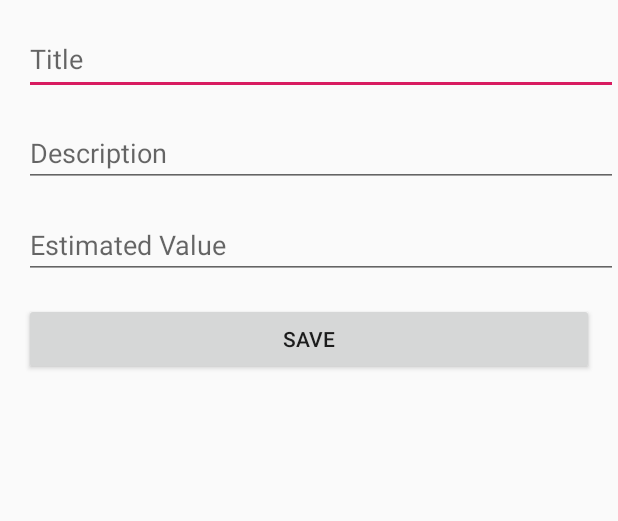
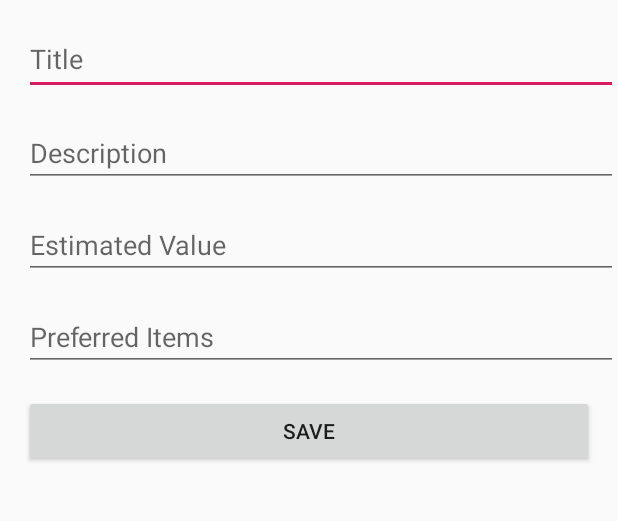
Before and after one commit to TedOnyango/BarterApp, an Android app: the screen it shows after launch (InsertActivity), on a phone screen of 412 x 824 dp, the part 270-791 px from its top. Run offline under Robolectric (Android 15) with nearby library versions, the phone set to English and light mode, and no system bars.

Commit message:
Improved the UI design

```diff
--- a/app/src/main/java/com/ted/barterapp/InsertActivity.java
+++ b/app/src/main/java/com/ted/barterapp/InsertActivity.java
@@ -12,6 +12,7 @@ public class InsertActivity extends AppCompatActivity {
     EditText itemTitle;
     EditText itemDescription;
     EditText itemValue;
+    EditText preferredItems;
     Button saveBtn;
 
 
@@ -24,6 +25,8 @@ public class InsertActivity extends AppCompatActivity {
         itemTitle = (EditText) findViewById(R.id.itemTitle);
         itemDescription = (EditText) findViewById(R.id.itemDescription);
         itemValue = (EditText) findViewById(R.id.itemValue);
+        preferredItems = (EditText) findViewById(R.id.preferredItems);
+
         saveBtn = (Button) findViewById(R.id.saveBtn);
 
     }
--- a/app/src/main/res/layout/activity_insert.xml
+++ b/app/src/main/res/layout/activity_insert.xml
@@ -54,16 +54,29 @@
         app:layout_constraintStart_toStartOf="parent"
         app:layout_constraintTop_toBottomOf="@+id/itemDescription" />
 
+    <EditText
+        android:id="@+id/preferredItems"
+        android:layout_width="0dp"
+        android:layout_height="wrap_content"
+        android:layout_marginStart="16dp"
+        android:layout_marginTop="16dp"
+        android:ems="10"
+        android:hint="@string/preferred_items"
+        app:layout_constraintEnd_toEndOf="parent"
+        app:layout_constraintStart_toStartOf="parent"
+        app:layout_constraintTop_toBottomOf="@+id/itemValue" />
+
     <Button
         android:id="@+id/saveBtn"
         android:layout_width="0dp"
         android:layout_height="wrap_content"
         android:layout_marginStart="@dimen/standard_margin"
-        android:layout_marginTop="@dimen/standard_margin"
+        android:layout_marginTop="16dp"
         android:layout_marginEnd="@dimen/standard_margin"
         android:text="@string/save"
         app:layout_constraintEnd_toEndOf="parent"
+        app:layout_constraintHorizontal_bias="1.0"
         app:layout_constraintStart_toStartOf="parent"
-        app:layout_constraintTop_toBottomOf="@+id/itemValue" />
+        app:layout_constraintTop_toBottomOf="@+id/preferredItems" />
 
 </androidx.constraintlayout.widget.ConstraintLayout>
--- a/app/src/main/res/values/strings.xml
+++ b/app/src/main/res/values/strings.xml
@@ -4,4 +4,5 @@
     <string name="item_description">Description</string>
     <string name="item_estimated_value">Estimated Value</string>
     <string name="item_title">Title</string>
+    <string name="preferred_items">Preferred Items</string>
 </resources>
```
